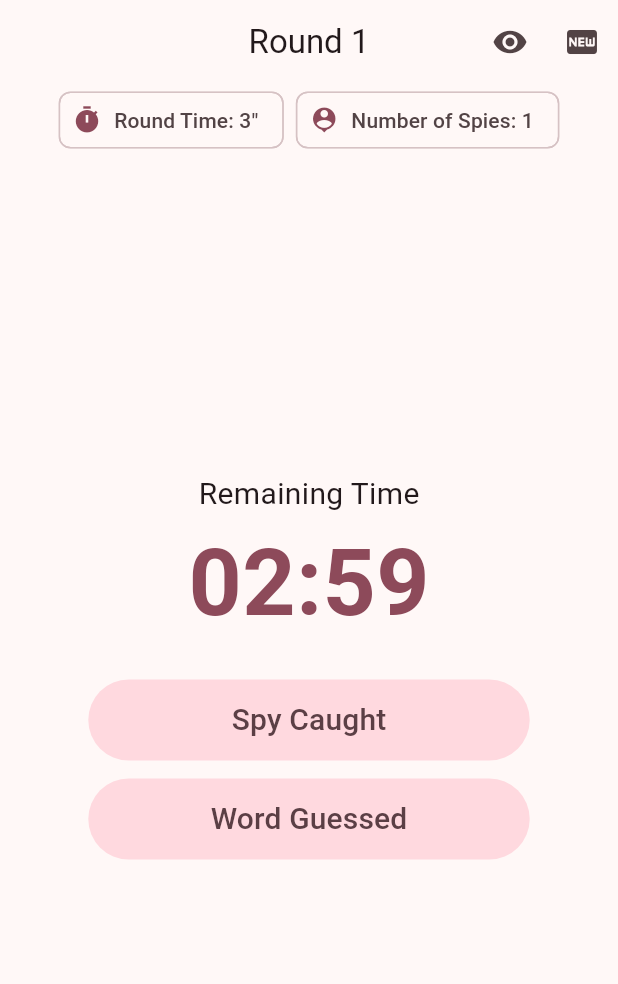
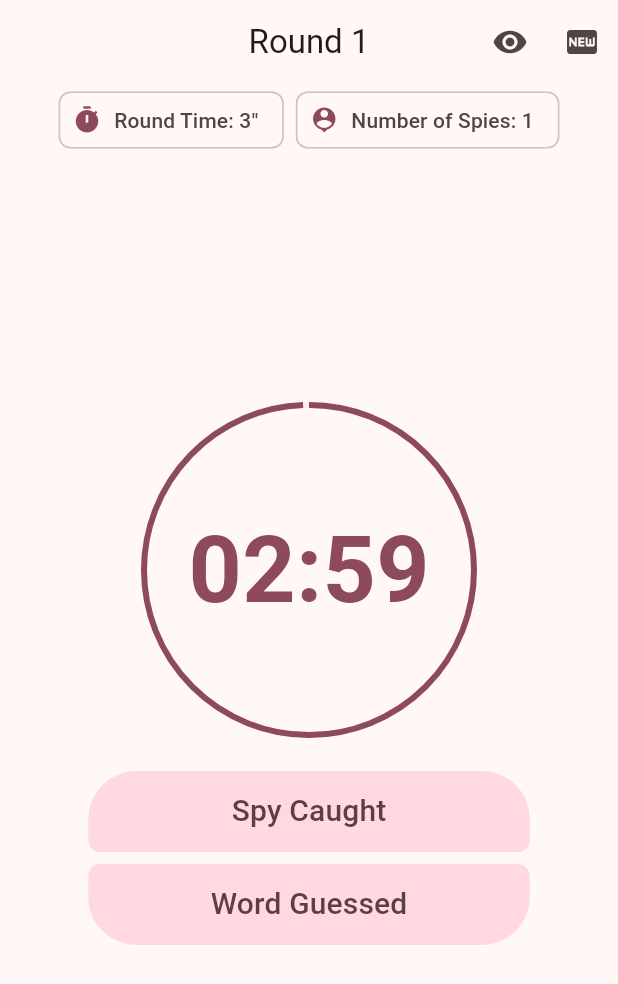
Before and after one commit to TiimmyFTurner/spot_the_spy, a Flutter app: the GamePlayScreen screen opened by its route, on a phone screen of 412 x 824 dp. Shown: the top 984 px of the screen. Run offline on Flutter 3.47's test engine with Material 3 defaults, Android fonts, the phone set to English and light mode, and no system bars; our stand-ins replace action_slider, audioplayers, flutter_riverpod, freezed_annotation, go_router, riverpod_annotation and 1 more; accounts and stored records are empty; generated files the repository leaves out were written again.

Commit message:
redesign timer and btns in gameplay screen

```diff
--- a/lib/presentation/screens/game_play_screen.dart
+++ b/lib/presentation/screens/game_play_screen.dart
@@ -23,10 +23,18 @@ class _GamePlayScreenState extends ConsumerState<GamePlayScreen> {
   bool godMode = false;
   List<Player> punishPlayers = [];
 
+  late Duration total;
+
+  // late Duration remaining;
+
   @override
   void initState() {
     super.initState();
-    remaining = Duration(minutes: ref.read(timeProvider));
+    final minutes = ref.read(timeProvider);
+    total = Duration(minutes: minutes);
+    remaining = total;
+
+    // remaining = Duration(minutes: ref.read(timeProvider));
     timer = Timer.periodic(const Duration(seconds: 1), (_) {
       if (remaining.inSeconds == 0) {
         timer?.cancel();
@@ -44,6 +52,8 @@ class _GamePlayScreenState extends ConsumerState<GamePlayScreen> {
     timer?.cancel();
     super.dispose();
   }
+
+  double get progress => remaining.inSeconds / total.inSeconds;
 
   void onTimeout() {
     AudioPlayer().play(AssetSource('sounds/alarm.mp3'), volume: 1);
@@ -213,9 +223,18 @@ class _GamePlayScreenState extends ConsumerState<GamePlayScreen> {
                 ],
               ),
               Expanded(child: Container()),
-              Text(
-                AppLocalizations.of(context)!.remainingTime,
-                style: TextStyle(fontSize: 20),
+              SizedBox(height: 12),
+              Stack(
+                alignment: Alignment.center,
+                children: [
+                  SizedBox(
+                    width: 220,
+                    height: 220,
+                    child: CircularProgressIndicator(
+                      value: progress,
+                      backgroundColor:
+                          Theme.of(context).colorScheme.onInverseSurface,
+                    ),
                   ),
                   Text(
                     timeText,
@@ -225,11 +244,21 @@ class _GamePlayScreenState extends ConsumerState<GamePlayScreen> {
                       color: Theme.of(context).colorScheme.primary,
                     ),
                   ),
-              SizedBox(height: 20),
+                ],
+              ),
+              SizedBox(height: 24),
               SizedBox(
                 height: 54,
                 width: MediaQuery.of(context).size.width / 1.4,
                 child: FilledButton.tonal(
+                  style: ElevatedButton.styleFrom(
+                    shape: const RoundedRectangleBorder(
+                      borderRadius: BorderRadius.vertical(
+                        top: Radius.circular(32),
+                        bottom: Radius.circular(8),
+                      ),
+                    ),
+                  ),
                   onPressed: () {
                     showDialog(
                       context: context,
@@ -258,11 +287,19 @@ class _GamePlayScreenState extends ConsumerState<GamePlayScreen> {
                   ),
                 ),
               ),
-              SizedBox(height: 12),
+              SizedBox(height: 8),
               SizedBox(
                 height: 54,
                 width: MediaQuery.of(context).size.width / 1.4,
                 child: FilledButton.tonal(
+                  style: ElevatedButton.styleFrom(
+                    shape: RoundedRectangleBorder(
+                      borderRadius: BorderRadius.vertical(
+                        top: Radius.circular(8),
+                        bottom: Radius.circular(godMode ? 8 : 32),
+                      ),
+                    ),
+                  ),
                   onPressed: () {
                     showDialog(
                       context: context,
@@ -291,12 +328,20 @@ class _GamePlayScreenState extends ConsumerState<GamePlayScreen> {
                   ),
                 ),
               ),
-              if (godMode) SizedBox(height: 12),
+              if (godMode) SizedBox(height: 8),
               if (godMode)
                 SizedBox(
                   height: 54,
                   width: MediaQuery.of(context).size.width / 1.4,
                   child: FilledButton.tonal(
+                    style: ElevatedButton.styleFrom(
+                      shape: const RoundedRectangleBorder(
+                        borderRadius: BorderRadius.vertical(
+                          top: Radius.circular(8),
+                          bottom: Radius.circular(32),
+                        ),
+                      ),
+                    ),
                     onPressed: spyPunishmentBottomSheet,
                     child: Text(
                       AppLocalizations.of(context)!.wrongGuess,
@@ -306,7 +351,7 @@ class _GamePlayScreenState extends ConsumerState<GamePlayScreen> {
                 ),
 
               Expanded(child: Container()),
-              SizedBox(height: godMode ? 80 : 40),
+              SizedBox(height: godMode ? 70 : 40),
             ],
           ),
         ),
```
Lines whose indentation alone changed are shown as unchanged.
